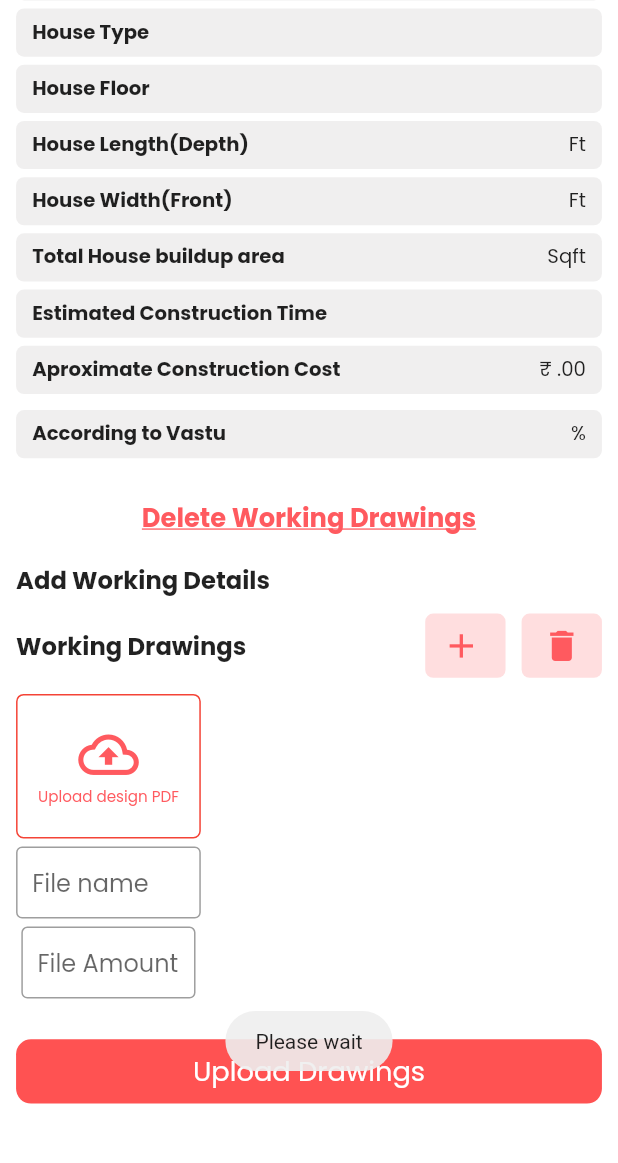
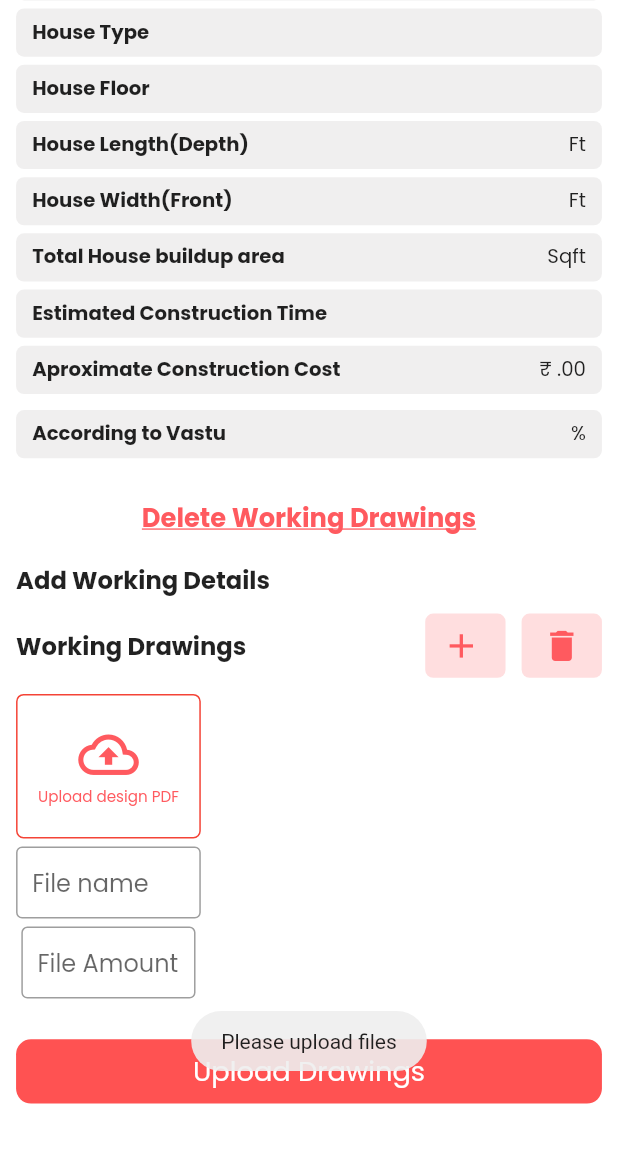
Before and after one commit to Prashob-Victaman/DMH_Architect_flutter, a Flutter app: the ArchitectIndividualHomeDesign screen opened directly with empty values, scrolled down 370 dp, after a tap on "Upload Drawings", on a phone screen of 412 x 824 dp, the part 69-1232 px from its top. Run offline on Flutter 3.47's test engine with Material 2 defaults, Android fonts, the phone set to English and light mode, and no system bars; our stand-ins replace cached_network_image, carousel_slider, cloud_firestore, country_picker, file_picker, firebase_auth and 17 more; missing offline and left inert: dart:ffi, flutter_phone_direct_caller; accounts and stored records are empty.

Commit message:
edit design

```diff
--- a/lib/Architect/ArchitectForm/ArchitectUploadDesign/Widgets/Architecthoutypeformsimplex.dart
+++ b/lib/Architect/ArchitectForm/ArchitectUploadDesign/Widgets/Architecthoutypeformsimplex.dart
@@ -539,11 +539,9 @@ class submitContainer extends StatelessWidget {
                                       // getxcontroller
                                       //     .exteriorisLoading[index] = false;
 
-                                      print(
-                                          getxcontroller.exteriorimgurlList[1]);
+                                      print(getxcontroller.exteriorimgurlList[1]);
 
-                                      GetUploadController.createdlistofitems
-                                          .clear();
+                                      GetUploadController.createdlistofitems.clear();
                                       planingFileNameList.clear();
                                       planingFilePriceList.clear();
                                       planingImageUrl.clear();
--- a/lib/Architect/ArchitectProfile/widgets/EditMyDesign/EditMyDesign.dart
+++ b/lib/Architect/ArchitectProfile/widgets/EditMyDesign/EditMyDesign.dart
@@ -94,69 +94,75 @@ class EditMyDesign extends StatelessWidget {
         heigh10,
         ArchitectaddWorkingDeatails(),
         GestureDetector(
-          onTap: ()async{
-
+          onTap: () async {
             List planingImageUrl = [];
             for (var element in getxcontroller.planingImageUrl) {
               if (element != null) {
                 planingImageUrl.add(element);
-              }else{
-                Fluttertoast.showToast(msg: 'Please wait');
-                return;
               }
             }
+            if (planingImageUrl.length != getxcontroller.planningGridCount || planingImageUrl.isEmpty) {
+              Fluttertoast.showToast(msg: 'Please upload files');
+              return;
+            }
             List planingFileNameList = [];
-            getxcontroller.planingFileNameControllerList
-                .forEach((element) {
+            getxcontroller.planingFileNameControllerList.forEach((element) {
               if (element.text.isNotEmpty) {
                 planingFileNameList.add(element.text);
-              }else{
-                Fluttertoast.showToast(msg: 'Please fill all fields');
-                return;
-              }
-            });
-            List planingFilePriceList = [];
-            getxcontroller.planingFilePriceControllerList
-                .forEach((element) {
-              if (element.text.isNotEmpty) {
-                planingFilePriceList
-                    .add(element.text);
-              }else{
-                Fluttertoast.showToast(msg: 'Please fill all fields');
-                return;
               }
             });
 
-            List planingFiles =[];
-            for(int i=0;i<planingImageUrl.length;i++){
-              planingFiles.add(
-                  {
-                    'name':planingFileNameList[i],
-                    'price':planingFilePriceList[i],
-                    'url':planingImageUrl[i]
-                  }
-              );
+            if(planingFileNameList.length != getxcontroller.planningGridCount|| planingFileNameList.isEmpty){
+              Fluttertoast.showToast(msg: 'Please add drawing name');
+              return;
+            }
+            List planingFilePriceList = [];
+            getxcontroller.planingFilePriceControllerList.forEach((element) {
+              if (element.text.isNotEmpty) {
+                planingFilePriceList.add(element.text);
+              }
+            });
+
+            if(planingFilePriceList.length != getxcontroller.planningGridCount|| planingFilePriceList.isEmpty){
+              Fluttertoast.showToast(msg: 'Please add price');
+              return;
             }
 
+            List planingFiles = [];
+            for (int i = 0; i < planingImageUrl.length; i++) {
+              planingFiles.add({
+                'name': planingFileNameList[i],
+                'price': planingFilePriceList[i],
+                'url': planingImageUrl[i]
+              });
+            }
+            print('no error');
             final collectionReference = FirebaseFirestore.instance
                 .collection('DesignDataFromAdmin');
             await collectionReference.doc(designData.uid).update({
               'planingFiles': FieldValue.arrayUnion(planingFiles),
             });
+            planingFileNameList.clear();
+            planingFilePriceList.clear();
+            planingImageUrl.clear();
+            getxcontroller.clearingfields();
 
-
+            Fluttertoast.showToast(msg: 'Files Uploaded Successfully');
+            Get.back();
           },
           child: Container(
             height: 40.w,
             decoration: const BoxDecoration(
-              borderRadius: BorderRadius.all(Radius.circular(10)),
-              color: Colors.redAccent
-            ),
+                borderRadius: BorderRadius.all(Radius.circular(10)),
+                color: Colors.redAccent),
             child: Center(
-              child: Text("Upload Drawings",style: TextStyle(
-                fontSize: 18.sp,
-                color: Colors.white,
-              ),),
+              child: Text(
+                "Upload Drawings",
+                style: TextStyle(
+                  fontSize: 18.sp,
+                  color: Colors.white,
+                ),
+              ),
             ),
           ),
         ),
--- a/lib/controller/upload design/ArchitectAddDesignController.dart
+++ b/lib/controller/upload design/ArchitectAddDesignController.dart
@@ -91,6 +91,7 @@ class ArchitectAddDesignController extends GetxController {
       planingImageUrl[i] = null;
       planningImgs[i] = null;
     }
+    planningGridCount =1;
   }
 
   changefloorisLoading(int index) {
```
Also changed, not shown: lib/Architect/Architectbottomnavigationbar/Architectbottomnavigationbar.dart (+4 -3 lines).
